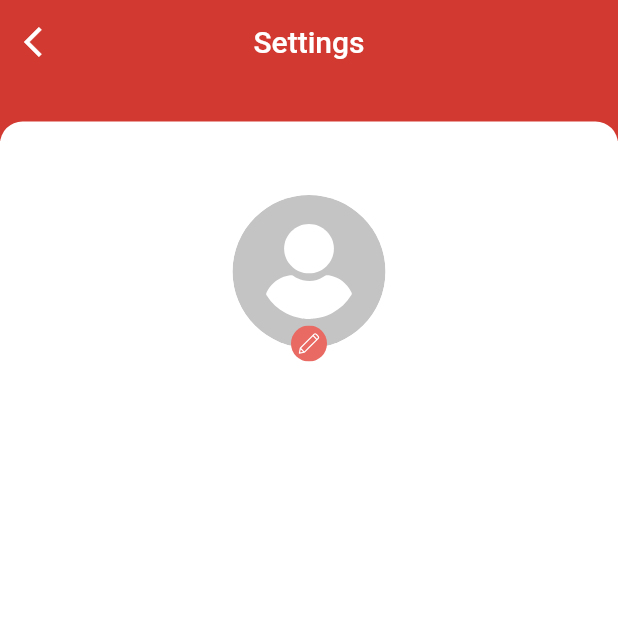
After one commit to mindrootstech/Ciao-Chow, a Flutter app: the EditProfileView screen opened directly, on a phone screen of 412 x 824 dp, the top half of it. The commit adds this screen. Run offline on Flutter 3.47's test engine with Material 2 defaults, Android fonts, the phone set to English and light mode, and no system bars; our stand-ins replace cached_network_image, carousel_slider, easy_localization, expandable_text, firebase_core, firebase_messaging and 11 more; missing offline and left inert: qr_code_scanner; accounts and stored records are empty; network calls fail.

Commit message:
working on edit profile

```diff
--- a/assets/langs/en-US.json
+++ b/assets/langs/en-US.json
@@ -62,6 +62,7 @@
   "cvv": "CVV",
   "profile": "Profile",
   "settings": "Settings",
+  "no_notifications": "No Notifications",
   "card_number": "Card Number",
   "name_on_card": "Name on card",
   "choose_other_cards": "Choose Other Cards",
--- a/lib/dashboard/events/eventMain/UpcomingEventsListItem.dart
+++ b/lib/dashboard/events/eventMain/UpcomingEventsListItem.dart
@@ -123,6 +123,8 @@ class UpcomingEventsListItem extends StatelessWidget {
                         //         )
                         //       : const SizedBox(),
                         // ),
+
+                        eventsController.arrayUpcomingEvents[index].distance.toString() != '' ?
                         Container(
                           margin: const EdgeInsets.only(top: 7),
                           child: Row(
@@ -142,7 +144,7 @@ class UpcomingEventsListItem extends StatelessWidget {
                               ),
                             ],
                           ),
-                        ),
+                        ) : const SizedBox(),
                       ],
                     ),
                   ),
--- a/lib/dashboard/home/detailPage/BusinessDetailsView.dart
+++ b/lib/dashboard/home/detailPage/BusinessDetailsView.dart
@@ -158,7 +158,8 @@ class BusinessDetailsView extends StatelessWidget {
                           ),
                         ],
                       ),
-                      Padding(
+                      businessDetailsController
+                          .getBusiness.value.distance.toString() != '' ? Padding(
                         padding: const EdgeInsets.only(left: 24.0),
                         child: Obx(
                           () => businessDetailsController
@@ -178,7 +179,7 @@ class BusinessDetailsView extends StatelessWidget {
                                 )
                               : const SizedBox(),
                         ),
-                      ),
+                      ) : const SizedBox(),
                       const SizedBox(
                         height: 18,
                       ),
--- a/lib/dashboard/home/viewAllScreens/businessNearAll/PartnersAroundItemList.dart
+++ b/lib/dashboard/home/viewAllScreens/businessNearAll/PartnersAroundItemList.dart
@@ -83,6 +83,8 @@ class PartnersAroundItemList extends StatelessWidget{
                           TextDecoration.none),
                     ),
                   ),
+
+                  partnersAllNearController.arrayBusinessList[index].distance.toString() != '' ?
                   Container(
                     margin: const EdgeInsets.only(top: 7),
                     child: Row(
@@ -102,7 +104,7 @@ class PartnersAroundItemList extends StatelessWidget{
                         ),
                       ],
                     ),
-                  ),
+                  ) : const SizedBox(),
                 ],
               ),
             ),
--- a/lib/dashboard/profile/ProfileController.dart
+++ b/lib/dashboard/profile/ProfileController.dart
@@ -6,4 +6,6 @@ class ProfileController extends GetxController{
   var loaderProfile = false.obs;
   var arraySettingList = <SettingsModel>[].obs;
 
+  var imagePath = ''.obs;
+
 }
--- /dev/null
+++ b/lib/dashboard/profile/editProfile/EditProfileView.dart
@@ -0,0 +1,141 @@
+import 'dart:io';
+
+import 'package:ciao_chow/authentication/signUp/ImageOptionChooser.dart';
+import 'package:ciao_chow/constants/AppColors.dart';
+import 'package:ciao_chow/constants/CommonUi.dart';
+import 'package:ciao_chow/constants/Utils.dart';
+import 'package:ciao_chow/dashboard/home/homeMain/HomeController.dart';
+import 'package:ciao_chow/dashboard/profile/ProfileController.dart';
+import 'package:flutter/material.dart';
+import 'package:flutter_svg/flutter_svg.dart';
+import 'package:get/get.dart';
+
+class EditProfileView extends StatelessWidget {
+  EditProfileView({Key? key}) : super(key: key);
+
+  HomeController homeController = Get.find();
+  ProfileController profileController = Get.find();
+
+  @override
+  Widget build(BuildContext context) {
+    return Scaffold(
+      appBar: AppBar(
+        leading: Builder(
+          builder: (BuildContext context) {
+            return IconButton(
+              icon: const Icon(
+                Icons.arrow_back_ios,
+                color: AppColors.White,
+              ),
+              onPressed: () {
+                Get.back();
+              },
+              tooltip: MaterialLocalizations.of(context).openAppDrawerTooltip,
+            );
+          },
+        ),
+        backgroundColor: AppColors.AppColorGrad2,
+        elevation: 0,
+        title: Text(Utils.getString(context, 'settings')),
+        centerTitle: true,
+      ),
+      backgroundColor: AppColors.White,
+      body: SingleChildScrollView(
+        child: Column(
+          children: [
+            SizedBox(
+              height: 40,
+              child: Stack(
+                children: [
+                  Container(
+                    height: 38,
+                    color: AppColors.AppColorGrad2,
+                  ),
+                  Positioned(
+                    bottom: 0,
+                    right: 0,
+                    left: 0,
+                    child: Container(
+                      height: 15,
+                      width: Get.width,
+                      decoration:
+                      CommonUi.commonBoxDecoration(24.0, AppColors.White),
+                    ),
+                  ),
+                ],
+              ),
+            ),
+            GestureDetector(
+              onTap: () {
+                ImageOptionChooser().showChooser(context);
+              },
+              child: Stack(
+                children: [
+                  Container(
+                    width: 120,
+                    height: 120,
+                    margin: const EdgeInsets.only(top: 25),
+                    decoration: BoxDecoration(
+                      border: Border.all(
+                        color: AppColors.whiteBorder,
+                        width: 1,
+                      ),
+                      borderRadius: BorderRadius.circular(100),
+                    ),
+                  ),
+                  Positioned(
+                    left: 0,
+                    right: 0,
+                    top: 0,
+                    bottom: 0,
+                    child: Container(
+                      width: 100,
+                      height: 100,
+                      padding: const EdgeInsets.all(4),
+                      margin: const EdgeInsets.only(top: 25),
+                      child: Container(
+                        padding: const EdgeInsets.all(4.0),
+                        decoration: BoxDecoration(
+                          border: Border.all(
+                            color: AppColors.whiteBorder,
+                            width: 1,
+                          ),
+                          borderRadius: BorderRadius.circular(100),
+                        ),
+                        child: Obx(
+                              () => ClipRRect(
+                            borderRadius: const BorderRadius.all(
+                                Radius.circular(100)),
+                            child: profileController.imagePath.value == ''
+                                ? SvgPicture.asset(
+                              CommonUi.setSvgImage('default_image'),
+                              // fit: BoxFit.cover,
+                            )
+                                : Image.file(
+                              File(profileController.imagePath.value),
+                              fit: BoxFit.cover,
+                            ),
+                          ),
+                        ),
+                      ),
+                    ),
+                  ),
+                  Positioned(
+                      left: 0,
+                      right: 0,
+                      bottom: 0,
+                      child: SizedBox(
+                        width: 24,
+                        height: 24,
+                        child: SvgPicture.asset(
+                            CommonUi.setSvgImage('profile_edit')),
+                      ))
+                ],
+              ),
+            ),
+          ],
+        ),
+      ),
+    );
+  }
+}
--- a/lib/notifications/NotificationController.dart
+++ b/lib/notifications/NotificationController.dart
@@ -6,4 +6,10 @@ class NotificationController extends GetxController{
   var loaderNotification = false.obs;
   var notificationsArray = <NotificationsMainModel>[].obs;
 
+  @override
+  void onInit() {
+    super.onInit();
+    notificationsArray.value = [];
+  }
+
 }
```
Also changed, not shown: lib/dashboard/home/homeMain/PartnersHomeListItem.dart (+15 -10 lines), lib/dashboard/profile/ProfileView.dart (+16 -7 lines), lib/notifications/NotificationItemView.dart (+41 -21 lines), lib/notifications/NotificationsView.dart (+57 -46 lines), assets/svg/no_notification.svg (added).
